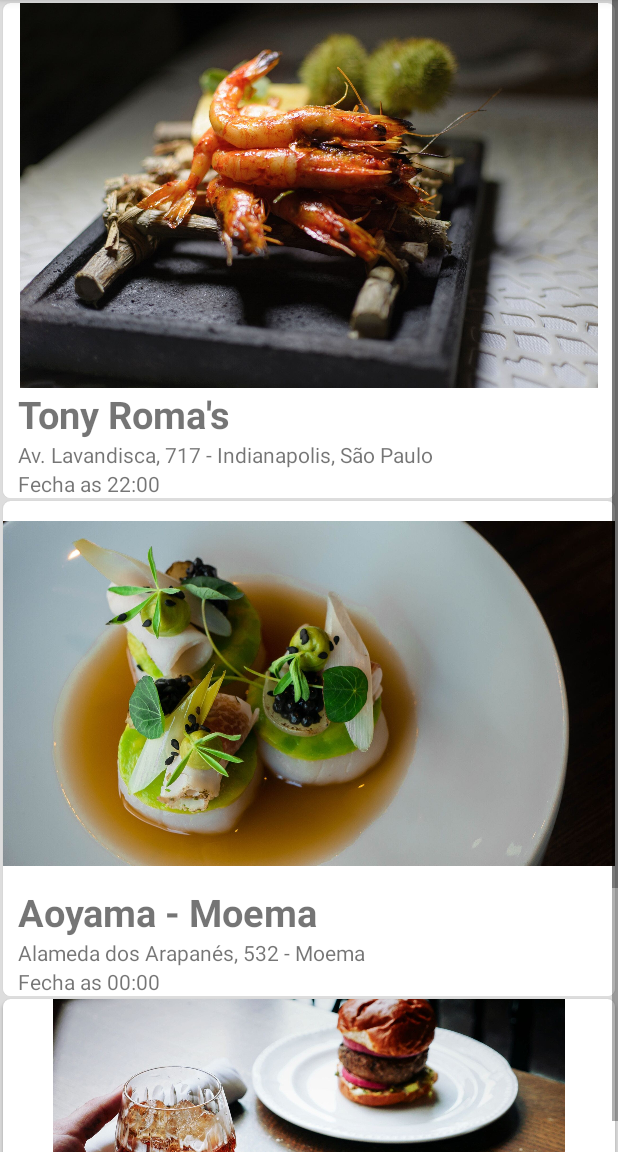
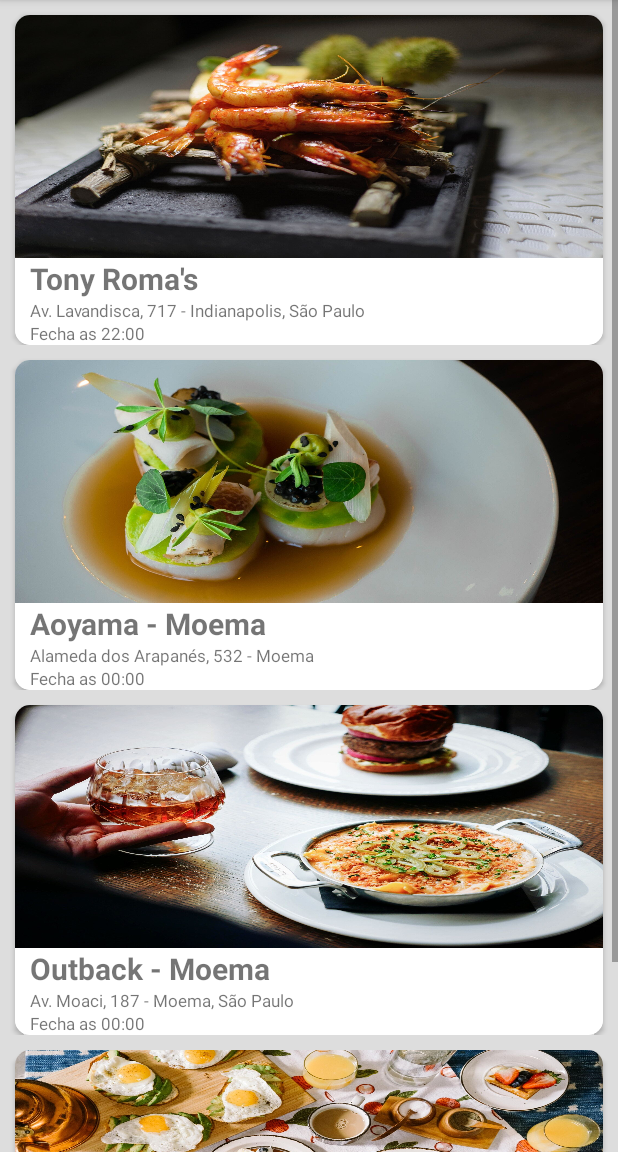
Before and after one commit to petersongit/DasafioCoreAndroidDigitalHouse, an Android app: the HomeActivity screen opened directly, with no data from a screen before it, on a phone screen of 412 x 824 dp, the part 84-1236 px from its top. Run offline under Robolectric (Android 15) with nearby library versions, the phone set to English and light mode, and no system bars.

Commit message:
Varios Ajustes realizados

```diff
--- a/app/build.gradle
+++ b/app/build.gradle
@@ -48,6 +48,7 @@ dependencies {
     implementation 'androidx.navigation:navigation-ui:2.2.2'
     implementation 'androidx.legacy:legacy-support-v4:1.0.0'
 
+    implementation 'com.android.support:cardview-v7:28.0.0'
 
 
     testImplementation 'junit:junit:4.+'
--- a/app/src/main/java/com/example/digitalhousefoods/HomeActivity.kt
+++ b/app/src/main/java/com/example/digitalhousefoods/HomeActivity.kt
@@ -1,7 +1,9 @@
 package com.example.digitalhousefoods
 
+import android.content.Intent
 import androidx.appcompat.app.AppCompatActivity
 import android.os.Bundle
+import android.widget.ImageView
 import android.widget.LinearLayout
 import android.widget.TextView
 import androidx.recyclerview.widget.LinearLayoutManager
@@ -25,10 +27,7 @@ class HomeActivity : AppCompatActivity(){
         rvPratos.layoutManager = LinearLayoutManager(this)
         rvPratos.setHasFixedSize(true)
 
-       // val tvNome: TextView = itemView.findViewById(R.id.tvNomeRestaurante)
-
-
-        }
+    }
 
 
     fun getAllPratos():ArrayList<Prato> {
@@ -38,18 +37,21 @@ class HomeActivity : AppCompatActivity(){
             "Av. Lavandisca, 717 - Indianapolis, São Paulo",
             "Fecha as 22:00"
         )
+
         val p2 = Prato(
             R.drawable.prato3,
             "Aoyama - Moema",
             "Alameda dos Arapanés, 532 - Moema",
             "Fecha as 00:00"
         )
+
         val p3 = Prato(
             R.drawable.prato4,
             "Outback - Moema",
             "Av. Moaci, 187 - Moema, São Paulo",
             "Fecha as 00:00"
         )
+
         val p4 =
             Prato(R.drawable.prato2, "Sí Señor!", "Alameda Jauaperi, 626 - Moema", "Fecha as 01:00")
 
@@ -59,5 +61,9 @@ class HomeActivity : AppCompatActivity(){
 
     }
 
+    fun abrirTelaDetalhe(){
+        val intent = Intent(this, LoginActivity::class.java)
+        startActivity(intent)
+    }
 
 }
--- a/app/src/main/res/layout/activity_cadastro_usuario.xml
+++ b/app/src/main/res/layout/activity_cadastro_usuario.xml
@@ -18,7 +18,7 @@
         app:layout_constraintEnd_toEndOf="parent"
         app:layout_constraintStart_toStartOf="parent"
         app:layout_constraintTop_toTopOf="parent"
-        app:title="aadigital_foods"
+        app:title="Digital_Foods"
         app:titleTextColor="@color/white" />
 
     <androidx.appcompat.widget.ActionMenuView
--- a/app/src/main/res/layout/activity_home.xml
+++ b/app/src/main/res/layout/activity_home.xml
@@ -8,11 +8,18 @@
     android:background="@color/cinza_claro"
     tools:context=".HomeActivity">
 
+    <com.google.android.material.appbar.MaterialToolbar
+        android:id="@+id/tbHome"
+        android:layout_width="match_parent"
+        android:layout_height="wrap_content"
+        app:layout_constraintEnd_toEndOf="parent"
+        app:layout_constraintStart_toStartOf="parent"
+        app:layout_constraintTop_toTopOf="parent"
+        app:titleTextColor="@color/white" />
+
     <ScrollView
         android:layout_width="match_parent"
         android:layout_height="match_parent">
-
-
 
         <androidx.recyclerview.widget.RecyclerView
             android:id="@+id/rc_lista_pratos"
@@ -25,7 +32,6 @@
             app:layout_constraintTop_toBottomOf="@+id/tbHome"
             tools:listitem="@layout/card_comida" />
 
-
     </ScrollView>
 
 </androidx.constraintlayout.widget.ConstraintLayout>
--- a/app/src/main/res/layout/card_comida.xml
+++ b/app/src/main/res/layout/card_comida.xml
@@ -10,10 +10,11 @@
     <androidx.cardview.widget.CardView
         android:id="@+id/card_principal"
         android:layout_width="match_parent"
-        android:layout_height="330dp"
+        android:layout_height="220dp"
         android:orientation="vertical"
-        app:cardCornerRadius="5dp"
-        android:layout_margin="2dp"
+        app:cardCornerRadius="10dp"
+        android:layout_margin="10dp"
+        android:background="@color/cinza_claro"
         app:layout_constraintEnd_toEndOf="parent"
         app:layout_constraintStart_toStartOf="parent"
         app:layout_constraintTop_toTopOf="parent">
@@ -27,6 +28,8 @@
                 android:id="@+id/imgPrato"
                 android:layout_width="match_parent"
                 android:layout_height="wrap_content"
+                android:adjustViewBounds="true"
+                android:scaleType="fitXY"
                 android:layout_weight="1"
                 />
 
@@ -34,7 +37,7 @@
                 android:id="@+id/tvNomeRestaurante"
                 android:layout_width="match_parent"
                 android:layout_height="wrap_content"
-                android:textSize="25dp"
+                android:textSize="20dp"
                 android:textStyle="bold"
                 android:paddingLeft="10dp"
                 android:background="@color/white"
@@ -45,6 +48,7 @@
                 android:layout_width="match_parent"
                 android:layout_height="wrap_content"
                 android:background="@color/white"
+                android:textSize="11dp"
                 android:paddingLeft="10dp"
                 />
 
@@ -54,6 +58,7 @@
                 android:layout_height="wrap_content"
                 android:background="@color/white"
                 android:paddingLeft="10dp"
+                android:textSize="11dp"
                 />
 
         </LinearLayout>
```
Also changed, not shown: app/src/main/java/com/example/digitalhousefoods/PratosAdapter.kt (line endings or trailing spaces), app/src/main/res/drawable/voltar.png (added). Lines whose indentation alone changed are shown as unchanged.
